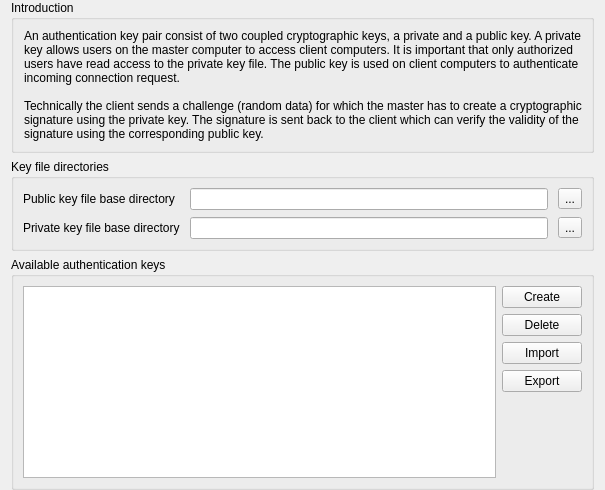
veyon/veyon, file plugins/authkeys/AuthKeysConfigurationPage.ui: the form before one commit.
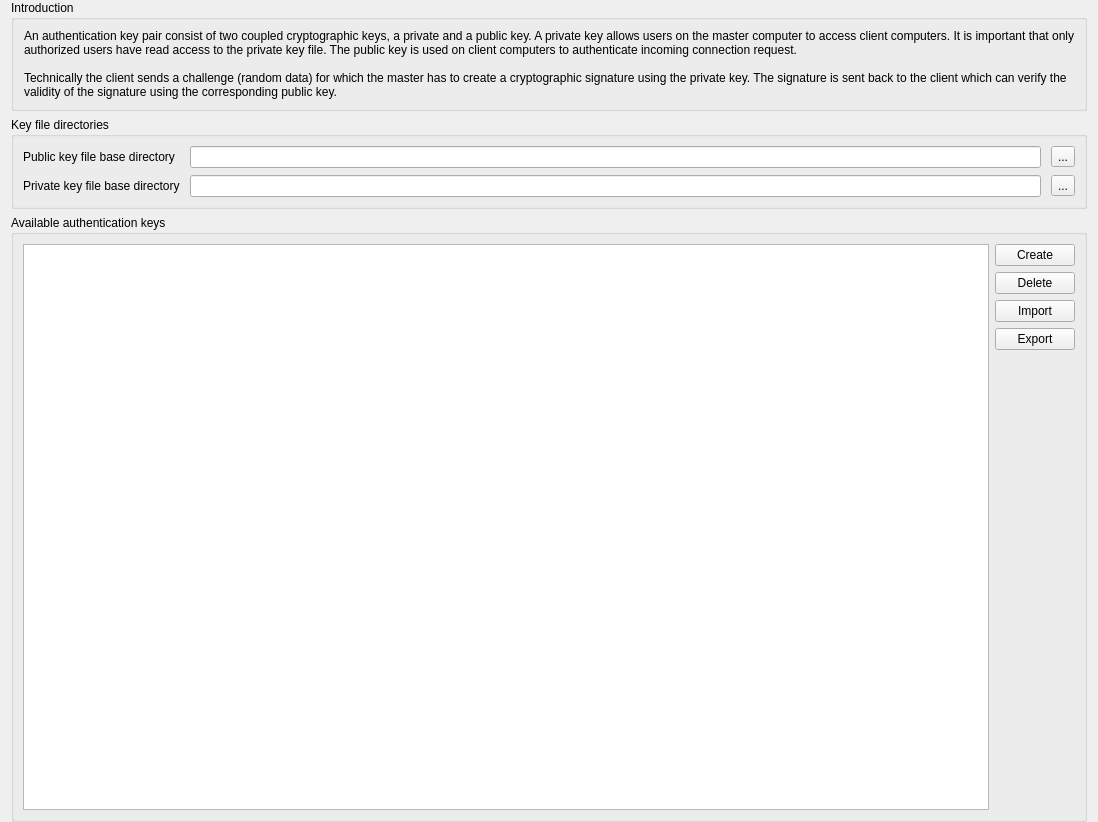
The form after the commit. Icons and pictures are not drawn.

Commit message: Plugins: AuthKeys: refactor key list model to key table model

Diff of the .ui file:
```diff
--- a/plugins/authkeys/AuthKeysConfigurationPage.ui
+++ b/plugins/authkeys/AuthKeysConfigurationPage.ui
@@ -2,6 +2,14 @@
 <ui version="4.0">
  <class>AuthKeysConfigurationPage</class>
  <widget class="QWidget" name="AuthKeysConfigurationPage">
+  <property name="geometry">
+   <rect>
+    <x>0</x>
+    <y>0</y>
+    <width>1098</width>
+    <height>822</height>
+   </rect>
+  </property>
   <property name="windowTitle">
    <string>Authentication keys</string>
   </property>
@@ -127,10 +135,16 @@
      </property>
      <layout class="QHBoxLayout" name="horizontalLayout">
       <item>
-       <widget class="QListView" name="keyList">
+       <widget class="QTableView" name="keyTable">
         <property name="editTriggers">
          <set>QAbstractItemView::NoEditTriggers</set>
         </property>
+        <property name="selectionBehavior">
+         <enum>QAbstractItemView::SelectRows</enum>
+        </property>
+        <attribute name="verticalHeaderVisible">
+         <bool>false</bool>
+        </attribute>
        </widget>
       </item>
       <item>
```
Left out of the diff: 2 changed lines with no effect on the pictures. The commit also changes 6 other files.
